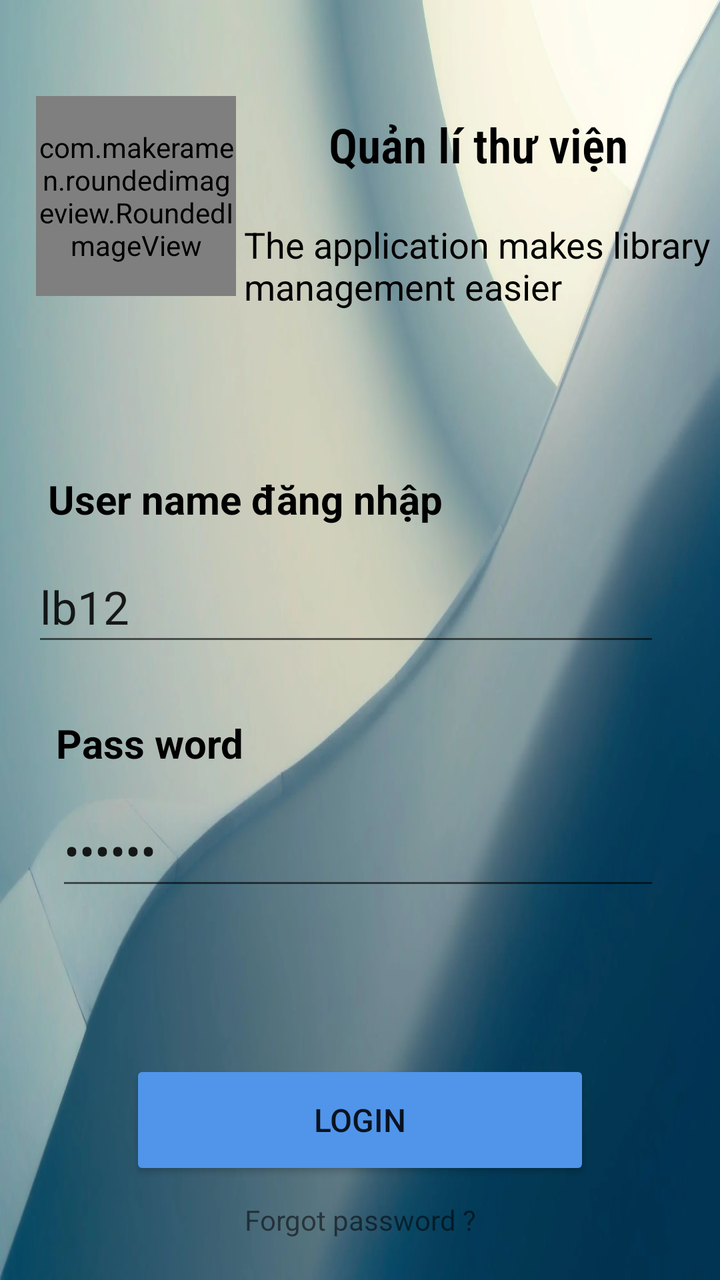
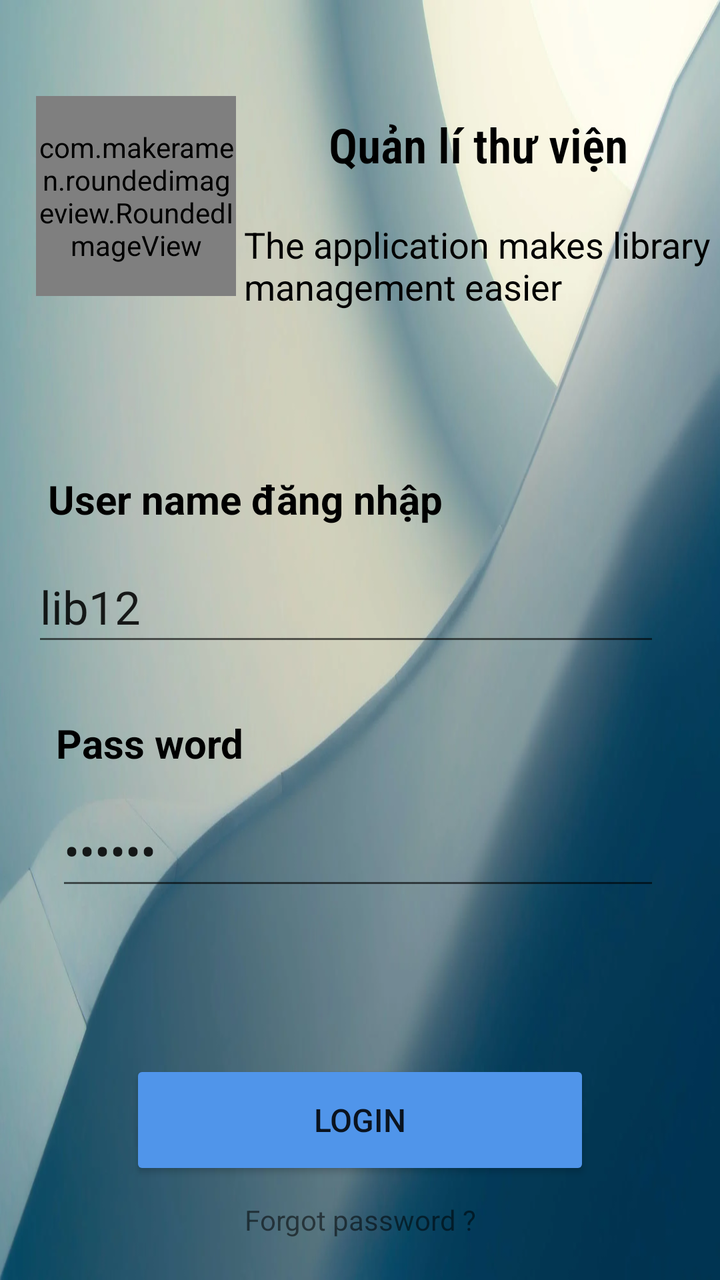

Before-and-after screenshots of an Android layout around one commit, followed by the original layout XML and the change that was made.
<!-- AndroidManifest.xml: activity theme Theme.MyApplication -->
<!-- res/layout/activity_login.xml -->
<?xml version="1.0" encoding="utf-8"?>
<androidx.constraintlayout.widget.ConstraintLayout xmlns:android="http://schemas.android.com/apk/res/android"
xmlns:app="http://schemas.android.com/apk/res-auto"
xmlns:tools="http://schemas.android.com/tools"
android:layout_width="match_parent"
android:layout_height="match_parent"
tools:context=".feature.auth.LoginActivity"
    android:fitsSystemWindows="true"
android:background="@drawable/login"
    >

<com.makeramen.roundedimageview.RoundedImageView
    android:id="@+id/rivLibrary"
    android:layout_width="100dp"
    android:layout_height="100dp"
    android:layout_marginStart="18dp"
    android:layout_marginTop="48dp"
    android:scaleType="centerCrop"
    android:src="@drawable/img_library"
    app:layout_constraintStart_toStartOf="parent"
    app:layout_constraintTop_toTopOf="parent"
    app:riv_oval="true" />

    <TextView
        android:id="@+id/tvNamePassword"
        android:layout_width="wrap_content"
        android:layout_height="30dp"
        android:layout_marginStart="24dp"
        android:text="User name đăng nhập"
        android:layout_marginTop="60dp"
        android:textColor="@color/black"
        android:textSize="20dp"
        android:textStyle="bold"
        app:layout_constraintStart_toStartOf="parent"
        app:layout_constraintTop_toBottomOf="@+id/textView11" />
<EditText
    android:id="@+id/edtUserName"
    android:layout_width="match_parent"
    android:layout_height="52dp"
    android:layout_marginStart="16dp"
    android:layout_marginTop="10dp"
    android:layout_marginEnd="30dp"
    android:maxLines="1"
    android:ems="10"
    android:text="lb12"
    android:textSize="23dp"
    android:inputType="text"
    app:layout_constraintStart_toStartOf="parent"
    app:layout_constraintTop_toBottomOf="@+id/tvNamePassword" />

<EditText
    android:id="@+id/edtPassword"
    android:layout_width="match_parent"
    android:layout_height="52dp"
    android:layout_marginStart="28dp"
    android:layout_marginTop="10dp"
    android:layout_marginEnd="30dp"
    android:maxLines="1"
    android:ems="10"
    android:text="12345r"
    android:inputType="textPassword"
    android:textSize="23dp"
    app:layout_constraintStart_toStartOf="parent"
    app:layout_constraintTop_toBottomOf="@+id/textView2" />

    <TextView
        android:id="@+id/textView2"
        android:layout_width="128dp"
        android:layout_height="30dp"
        android:layout_marginStart="28dp"
        android:text="Pass word"
        android:textColor="@color/black"
        android:textSize="20dp"
        android:layout_marginTop="30dp"
        android:textStyle="bold"
        app:layout_constraintStart_toStartOf="parent"
        app:layout_constraintTop_toBottomOf="@+id/edtUserName" />

    <Button
        android:id="@+id/btnLogin"
        android:layout_width="230dp"
        android:layout_height="60dp"
        android:backgroundTint="#5095EA"
        android:text="Login"
        android:textSize="16dp"
        android:layout_marginBottom="10dp"
        app:layout_constraintBottom_toTopOf="@+id/txtForgotPassword"
        app:layout_constraintEnd_toEndOf="parent"
        app:layout_constraintStart_toStartOf="parent" />

    <TextView
        android:id="@+id/txtForgotPassword"
        android:layout_width="192dp"
        android:layout_height="20dp"
        android:gravity="center"
        android:text="Forgot password ?"
        android:layout_marginBottom="20dp"
        app:layout_constraintBottom_toBottomOf="parent"
        app:layout_constraintEnd_toEndOf="parent"
        app:layout_constraintStart_toStartOf="parent" />

    <TextView
        android:id="@+id/textView7"
        android:layout_width="wrap_content"
        android:layout_height="wrap_content"
        android:layout_marginTop="56dp"
        android:fontFamily="sans-serif-condensed-light"
        android:text="Quản lí thư viện"
        android:textColor="@color/black"
        android:textSize="24dp"
        android:textStyle="bold"
        app:layout_constraintEnd_toEndOf="parent"
        app:layout_constraintStart_toEndOf="@+id/rivLibrary"
        app:layout_constraintTop_toTopOf="parent" />

    <TextView
        android:id="@+id/textView11"
        android:layout_width="254dp"
        android:layout_height="66dp"
        android:layout_marginStart="20dp"
        android:layout_marginTop="110dp"
        android:text="The application makes library management easier"
        android:textColor="@color/black"
        android:textSize="18dp"
        app:layout_constraintEnd_toEndOf="parent"
        app:layout_constraintStart_toEndOf="@+id/rivLibrary"
        app:layout_constraintTop_toTopOf="parent" />


</androidx.constraintlayout.widget.ConstraintLayout>
<!-- resources referenced by this layout -->
<resources>
  <color name="black">#FF000000</color>
  <!-- drawable img_library: jpg bitmap (drawable, 804288 bytes) -->
  <!-- drawable login: webp bitmap (drawable, 41200 bytes) -->
  <style name="Theme.MyApplication" parent="Theme.AppCompat.DayNight.NoActionBar" />
</resources>

<!-- the commit's change to res/layout/activity_login.xml (unified diff, before → after) -->
@@ -42,7 +42,7 @@ android:background="@drawable/login"
     android:layout_marginEnd="30dp"
     android:maxLines="1"
     android:ems="10"
-    android:text="lb12"
+    android:text="lib12"
     android:textSize="23dp"
     android:inputType="text"
     app:layout_constraintStart_toStartOf="parent"
